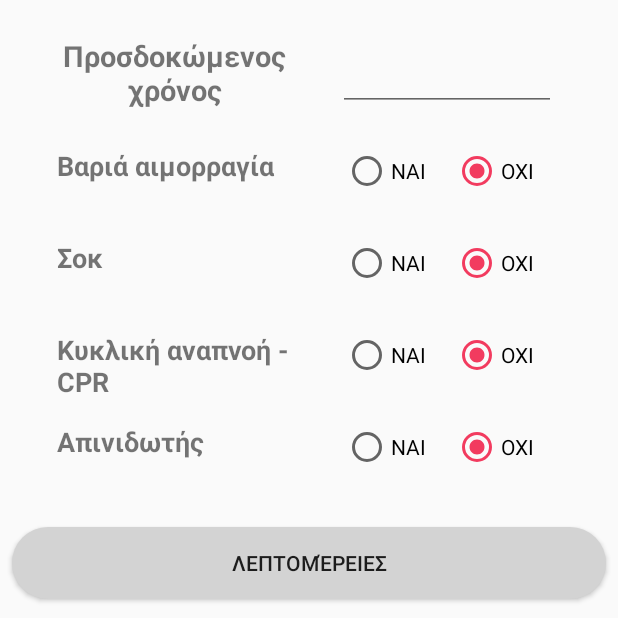
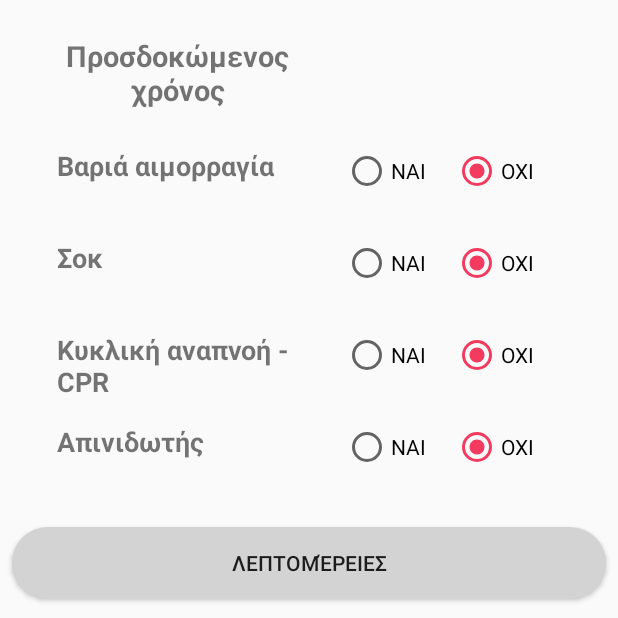
Before and after one commit to itsUndefined/FirstResponder, an Android app: the fragment AlertFragment placed in its activity, on a phone screen of 412 x 824 dp, the top half of it. Run offline under Robolectric (Android 15) with nearby library versions, the phone set to English and light mode, and no system bars; our stand-ins replace Firebase (no records; nobody signed in at launch, a user with empty details on screens opened directly); 6 statements that could not run were skipped.

Commit message:
estimated_time_content_Time changed from editText to textView

```diff
--- a/mobile/app/src/main/res/layout/fragment_alert.xml
+++ b/mobile/app/src/main/res/layout/fragment_alert.xml
@@ -19,7 +19,7 @@
 
             <TextView
                 android:id="@+id/estimated_time_text_Text_View"
-                android:layout_width="150dp"
+                android:layout_width="160dp"
                 android:layout_height="50dp"
                 android:layout_marginStart="8dp"
                 android:layout_marginTop="24dp"
@@ -34,7 +34,7 @@
                 app:layout_constraintStart_toStartOf="parent"
                 app:layout_constraintTop_toTopOf="parent" />
 
-            <EditText
+            <TextView
                 android:id="@+id/estimated_time_content_Time"
                 android:layout_width="145dp"
                 android:layout_height="50dp"
@@ -42,7 +42,6 @@
                 android:layout_marginEnd="8dp"
                 android:layout_weight="1"
                 android:ems="10"
-                android:inputType="time"
                 app:layout_constraintEnd_toEndOf="parent"
                 app:layout_constraintHorizontal_bias="0.5"
                 app:layout_constraintStart_toEndOf="@+id/estimated_time_text_Text_View"
```
